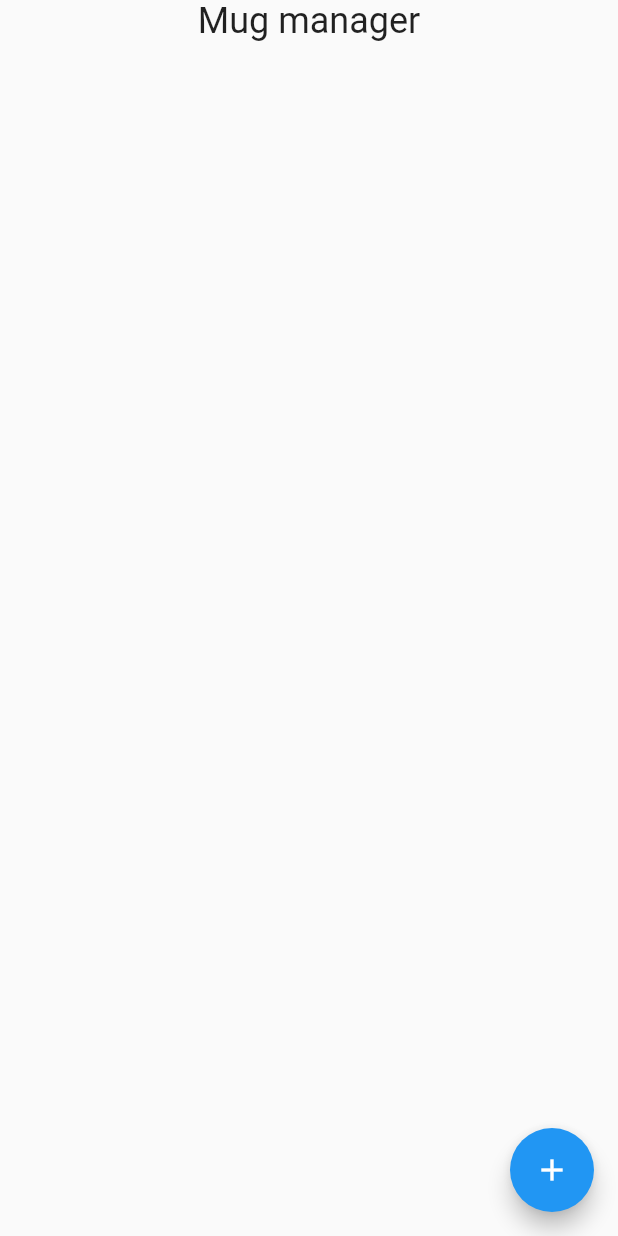
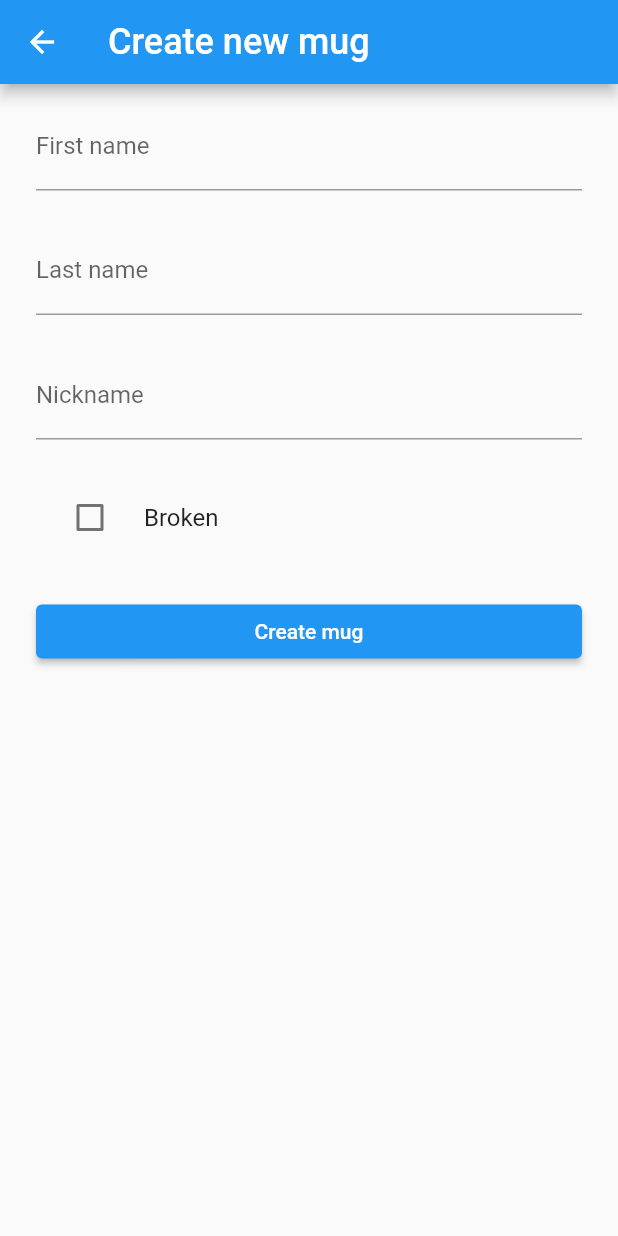
Before and after one commit to Baseflow/mug-manager, a Flutter app: the screen it shows after launch, after a tap on the "add" icon, on a phone screen of 412 x 824 dp. Run offline on Flutter 3.47's test engine with Material 2 defaults, Android fonts, the phone set to English and light mode, and no system bars; our stand-ins replace dio, equatable, flutter_bloc; network calls fail.

Commit message:
Add create and edit views and their logic

```diff
--- a/lib/main.dart
+++ b/lib/main.dart
@@ -1,5 +1,9 @@
 import 'package:flutter/material.dart';
-import 'package:mug_manager/ui/features/mug_display/view/mug_display_page.dart';
+import 'package:flutter_bloc/flutter_bloc.dart';
+import 'package:mug_manager/ui/features/mug_display/cubit/mug_display_cubit.dart';
+import 'package:mug_manager/ui/features/mug_display/view/mug_display_view.dart';
+
+import 'core/services/mug_service.dart';
 
 void main() {
   runApp(const MyApp());
@@ -10,12 +14,19 @@ class MyApp extends StatelessWidget {
 
   @override
   Widget build(BuildContext context) {
-    return MaterialApp(
-      title: 'Mug Manager',
-      theme: ThemeData(
-        primarySwatch: Colors.blue,
+    return BlocProvider<MugCubit>(
+      create: (context) => MugCubit(
+        mugService: MugService(
+          endpoint: 'http://localhost:8080',
+        ),
+      )..initialize(),
+      child: MaterialApp(
+        title: 'Mug Manager',
+        theme: ThemeData(
+          primarySwatch: Colors.blue,
+        ),
+        home: const MugDisplayView(),
       ),
-      home: const MugDisplayPage(),
     );
   }
 }
--- a/lib/ui/features/mug_display/cubit/mug_display_cubit.dart
+++ b/lib/ui/features/mug_display/cubit/mug_display_cubit.dart
@@ -4,8 +4,8 @@ import 'package:mug_manager/core/services/mug_service.dart';
 import '../../../../core/models/mug.dart';
 import 'mug_display_state.dart';
 
-class MugDisplayCubit extends Cubit<MugDisplayState> {
-  MugDisplayCubit({
+class MugCubit extends Cubit<MugDisplayState> {
+  MugCubit({
     required this.mugService,
   }) : super(const MugDisplayState(mugs: []));
 
--- /dev/null
+++ b/lib/ui/features/mug_display/view/mug_create_view.dart
@@ -0,0 +1,104 @@
+import 'package:flutter/material.dart';
+import 'package:flutter_bloc/flutter_bloc.dart';
+import 'package:mug_manager/ui/features/mug_display/cubit/mug_display_cubit.dart';
+import 'package:mug_manager/ui/shared/widgets/checkbox_form_field.dart';
+
+import '../../../../core/models/mug.dart';
+
+class MugCreateView extends StatefulWidget {
+  const MugCreateView({super.key});
+
+  @override
+  MugCreateViewState createState() {
+    return MugCreateViewState();
+  }
+}
+
+class MugCreateViewState extends State<MugCreateView> {
+  final _formKey = GlobalKey<FormState>();
+  final _firstNameController = TextEditingController();
+  final _lastNameController = TextEditingController();
+  final _nickNameController = TextEditingController();
+  final _brokenController = CheckboxFormFieldController();
+
+  @override
+  Widget build(BuildContext context) {
+    return Scaffold(
+      appBar: AppBar(
+        title: const Text(
+          'Create new mug',
+          style: TextStyle(fontSize: 24),
+        ),
+      ),
+      body: Form(
+        key: _formKey,
+        child: Padding(
+          padding: const EdgeInsets.fromLTRB(24, 12, 24, 0),
+          child: Column(
+            crossAxisAlignment: CrossAxisAlignment.start,
+            children: <Widget>[
+              TextFormField(
+                controller: _firstNameController,
+                decoration: const InputDecoration(labelText: 'First name'),
+                validator: (value) {
+                  if (value == null || value.isEmpty) {
+                    return 'First name cannot be empty';
+                  }
+                  return null;
+                },
+              ),
+              const SizedBox(height: 24),
+              TextFormField(
+                controller: _lastNameController,
+                decoration: const InputDecoration(labelText: 'Last name'),
+                validator: (value) {
+                  if (value == null || value.isEmpty) {
+                    return 'Last name cannot be empty';
+                  }
+                  return null;
+                },
+              ),
+              const SizedBox(height: 24),
+              TextFormField(
+                controller: _nickNameController,
+                decoration: const InputDecoration(labelText: 'Nickname'),
+              ),
+              const SizedBox(height: 24),
+              CheckboxFormField(
+                title: const Text('Broken'),
+                controller: _brokenController,
+              ),
+              const SizedBox(height: 24),
+              SizedBox(
+                width: double.infinity,
+                child: ElevatedButton(
+                  onPressed: () => _createMug(context),
+                  child: const Text('Create mug'),
+                ),
+              ),
+            ],
+          ),
+        ),
+      ),
+    );
+  }
+
+  void _createMug(BuildContext context) {
+    bool isFormValid = _formKey.currentState?.validate() ?? false;
+
+    if (isFormValid) {
+      context.read<MugCubit>().createMug(
+            mug: Mug(
+              id: -1, // IDs are assigned by the server
+              firstName: _firstNameController.text,
+              lastName: _lastNameController.text,
+              nickName: _nickNameController.text.isEmpty
+                  ? null
+                  : _nickNameController.text,
+              isBroken: _brokenController.checked,
+            ),
+          );
+      Navigator.pop(context);
+    }
+  }
+}
--- a/lib/ui/features/mug_display/view/mug_display_page.dart
+++ /dev/null
@@ -1,25 +0,0 @@
-import 'package:flutter/material.dart';
-import 'package:flutter_bloc/flutter_bloc.dart';
-import 'package:mug_manager/ui/features/mug_display/cubit/mug_display_cubit.dart';
-
-import '../../../../core/services/mug_service.dart';
-import 'mug_display_view.dart';
-
-@immutable
-class MugDisplayPage extends StatelessWidget {
-  const MugDisplayPage({
-    super.key,
-  });
-
-  @override
-  Widget build(BuildContext context) {
-    return BlocProvider<MugDisplayCubit>(
-      create: (context) => MugDisplayCubit(
-        mugService: MugService(
-          endpoint: 'http://localhost:8080',
-        ),
-      )..initialize(),
-      child: const MugDisplayView(),
-    );
-  }
-}
--- a/lib/ui/features/mug_display/view/mug_display_view.dart
+++ b/lib/ui/features/mug_display/view/mug_display_view.dart
@@ -1,8 +1,8 @@
 import 'package:flutter/material.dart';
 import 'package:flutter_bloc/flutter_bloc.dart';
-import 'package:mug_manager/core/models/mug.dart';
 import 'package:mug_manager/ui/features/mug_display/cubit/mug_display_cubit.dart';
 import 'package:mug_manager/ui/features/mug_display/cubit/mug_display_state.dart';
+import 'package:mug_manager/ui/features/mug_display/view/mug_create_view.dart';
 import 'package:mug_manager/ui/features/mug_display/view/mug_list_item.dart';
 
 @immutable
@@ -14,34 +14,24 @@ class MugDisplayView extends StatelessWidget {
   @override
   Widget build(BuildContext context) {
     return Scaffold(
-      body: Column(
-        children: [
-          const Text(
-            'Mug manager',
-            style: TextStyle(
-              fontSize: 24,
+      appBar: AppBar(
+        title: const Text(
+          'Mug Manager',
+          style: TextStyle(fontSize: 24),
         ),
       ),
-          BlocBuilder<MugDisplayCubit, MugDisplayState>(
+      body: BlocBuilder<MugCubit, MugDisplayState>(
         builder: ((context, state) {
-              return Expanded(
-                child: ListView(
-                  children:
-                      state.mugs.map((mug) => MugListItem(mug: mug)).toList(),
-                ),
+          return ListView(
+            children: state.mugs.map((mug) => MugListItem(mug: mug)).toList(),
           );
         }),
       ),
-        ],
-      ),
       floatingActionButton: FloatingActionButton(
-        onPressed: () => context.read<MugDisplayCubit>().createMug(
-              mug: const Mug(
-                id: 1,
-                firstName: 'Jeroen',
-                lastName: 'Koster',
-                nickName: '',
-                isBroken: false,
+        onPressed: () => Navigator.push(
+          context,
+          MaterialPageRoute(
+            builder: (context) => const MugCreateView(),
           ),
         ),
         child: const Icon(Icons.add),
--- a/lib/ui/features/mug_display/view/mug_list_item.dart
+++ b/lib/ui/features/mug_display/view/mug_list_item.dart
@@ -1,5 +1,6 @@
 import 'package:flutter/material.dart';
 import 'package:flutter_bloc/flutter_bloc.dart';
+import 'package:mug_manager/ui/features/mug_display/view/mug_edit_view.dart';
 
 import '../../../../core/models/mug.dart';
 import '../cubit/mug_display_cubit.dart';
@@ -15,11 +16,16 @@ class MugListItem extends StatelessWidget {
   @override
   Widget build(BuildContext context) {
     return ListTile(
+      onTap: () => Navigator.push(
+        context,
+        MaterialPageRoute(
+          builder: (context) => MugEditView(mug: mug),
+        ),
+      ),
       title: Text(
           '${mug.firstName} ${mug.nickName != null ? '\'${mug.nickName}\'' : ''} ${mug.lastName} ${mug.isBroken ? '💀' : ''}'),
       trailing: IconButton(
-          onPressed: () =>
-              context.read<MugDisplayCubit>().deleteMug(mugId: mug.id),
+          onPressed: () => context.read<MugCubit>().deleteMug(mugId: mug.id),
           icon: const Icon(Icons.delete)),
     );
   }
--- /dev/null
+++ b/lib/ui/shared/widgets/checkbox_form_field.dart
@@ -0,0 +1,44 @@
+import 'package:flutter/material.dart';
+
+class CheckboxFormFieldController {
+  CheckboxFormFieldController({
+    this.checked = false,
+  });
+
+  bool checked;
+}
+
+class CheckboxFormField extends FormField<bool> {
+  CheckboxFormField({
+    super.key,
+    Widget? title,
+    FormFieldSetter<bool>? onSaved,
+    FormFieldValidator<bool>? validator,
+    bool autovalidate = false,
+    CheckboxFormFieldController? controller,
+  }) : super(
+          onSaved: onSaved,
+          validator: validator,
+          initialValue: controller?.checked ?? false,
+          builder: (FormFieldState<bool> state) {
+            return CheckboxListTile(
+              dense: state.hasError,
+              title: title,
+              value: state.value,
+              onChanged: (checked) {
+                controller?.checked = checked!;
+                return state.didChange(checked);
+              },
+              subtitle: state.hasError
+                  ? Builder(
+                      builder: (BuildContext context) => Text(
+                        state.errorText ?? 'Error',
+                        style: TextStyle(color: Theme.of(context).errorColor),
+                      ),
+                    )
+                  : null,
+              controlAffinity: ListTileControlAffinity.leading,
+            );
+          },
+        );
+}
```
Also changed, not shown: lib/ui/features/mug_display/view/mug_edit_view.dart (added, +119 -0 lines), 1 other file. Lines whose indentation alone changed are shown as unchanged.
